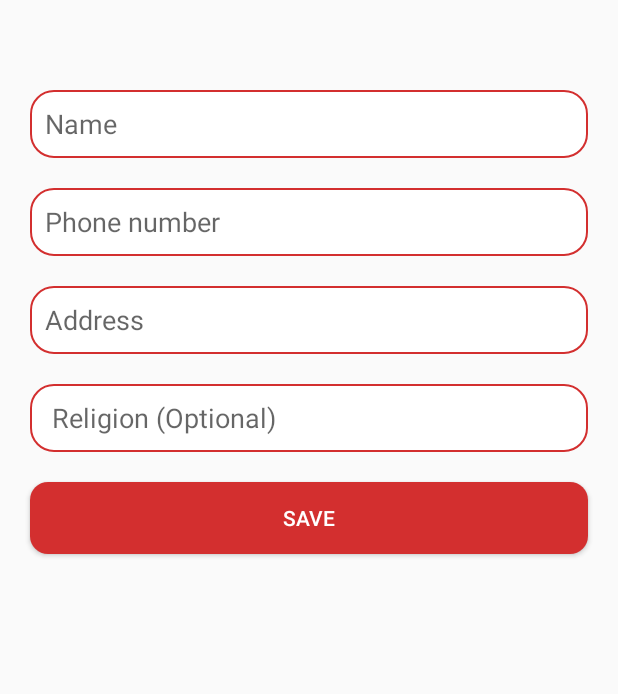
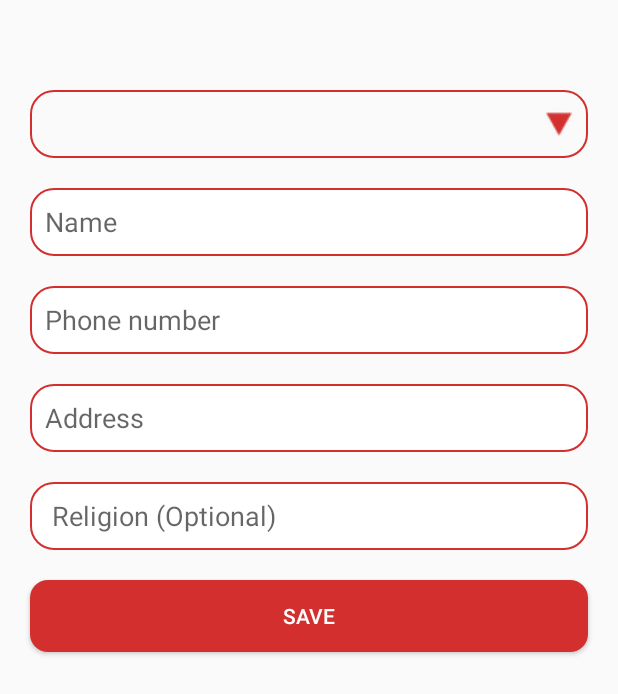
Before and after one commit to rasheedsulayman/BloodFinder, an Android app: the layout fragment_additional_details.xml on its own in the app's theme, with its tools: preview values and no code run, on a phone screen of 412 x 824 dp. Shown: the top 694 px of the screen. Run offline under Robolectric (Android 15) with nearby library versions, the phone set to English and light mode, and no system bars.

Commit message:
Add Usertype spinner to Additional information page

```diff
--- a/app/src/main/java/com/r4sh33d/iblood/additionaldetails/AdditionalDetailsPresenter.java
+++ b/app/src/main/java/com/r4sh33d/iblood/additionaldetails/AdditionalDetailsPresenter.java
@@ -50,5 +50,4 @@ public class AdditionalDetailsPresenter implements AdditionalDetailsContract.Pre
             }
         });
     }
-
 }
--- a/app/src/main/java/com/r4sh33d/iblood/emailregistration/EmailRegistrationFragment.java
+++ b/app/src/main/java/com/r4sh33d/iblood/emailregistration/EmailRegistrationFragment.java
@@ -74,7 +74,7 @@ public class EmailRegistrationFragment extends BaseFragment implements EmailRegi
         super.onViewCreated(view, savedInstanceState);
         showToolbar();
         setToolbarTitle("Register");
-        presenter = new EmailRegistrationPresenter(this, Provider.provideAuthRetrofitService(AuthService.class));
+        presenter = new EmailRegistrationPresenter(this, Provider.provideAuthRetrofitService());
     }
 
     @Override
--- a/app/src/main/java/com/r4sh33d/iblood/utils/Constants.java
+++ b/app/src/main/java/com/r4sh33d/iblood/utils/Constants.java
@@ -3,4 +3,5 @@ package com.r4sh33d.iblood.utils;
 public class Constants {
 
     public static final String PREF_KEY_ADDITIONAL_USER_DETAILS = "additional_user_details";
+    public static final String phoneNumberSuffix = "@iblood-7253a.firebaseio.com";
 }
--- /dev/null
+++ b/app/src/main/res/drawable/spinner_resource.xml
@@ -0,0 +1,20 @@
+<?xml version="1.0" encoding="utf-8"?>
+<selector xmlns:android="http://schemas.android.com/apk/res/android">
+    <item><layer-list>
+        <item><shape android:shape="rectangle">
+            <stroke android:width="1dp" android:color="@color/blood_red" />
+            <padding android:bottom="3dp" android:left="3dp" android:right="3dp" android:top="3dp" />
+            <corners
+                android:bottomRightRadius="15dp"
+                android:bottomLeftRadius="15dp"
+                android:topLeftRadius="15dp"
+                android:topRightRadius="15dp"/>
+        </shape></item>
+
+        <item ><bitmap android:gravity="right|center"
+
+            android:tint="@color/blood_red"
+            android:src="@drawable/ic_spinner" />
+        </item>
+    </layer-list></item>
+</selector>
--- a/app/src/main/res/layout/fragment_additional_details.xml
+++ b/app/src/main/res/layout/fragment_additional_details.xml
@@ -6,12 +6,23 @@
     android:orientation="vertical"
     tools:context=".additionaldetails.AdditionalDetailsFragment">
 
+
+
+    <Spinner
+        android:id="@+id/spinner"
+        android:layout_marginTop="60dp"
+        android:layout_marginRight="20dp"
+        android:layout_marginLeft="20dp"
+        android:background="@drawable/spinner_resource"
+        android:layout_width="match_parent"
+        android:layout_height="45dp"/>
+
     <EditText
         android:id="@+id/name_edit_text"
         android:hint="Name"
         android:layout_marginRight="20dp"
         android:layout_marginLeft="20dp"
-        android:layout_marginTop="60dp"
+        android:layout_marginTop="20dp"
         android:background="@drawable/rounded_edittext"
         android:layout_width="match_parent"
         android:padding="10dp"
--- a/app/src/main/res/layout/fragment_login.xml
+++ b/app/src/main/res/layout/fragment_login.xml
@@ -24,6 +24,9 @@
         android:layout_width="match_parent"
         android:text="Welcome back, Please Login below"
         android:layout_height="wrap_content" />
+
+
+
 
     <EditText
         android:id="@+id/email_edit_text"
```
Also changed, not shown: app/src/main/java/com/r4sh33d/iblood/CustomSpinnerAdapter.java (added, +83 -0 lines), app/src/main/java/com/r4sh33d/iblood/Provider.java (+4 -4 lines), app/src/main/java/com/r4sh33d/iblood/additionaldetails/AdditionalDetailsFragment.java (+17 -0 lines), app/src/main/java/com/r4sh33d/iblood/login/LoginFragment.java (+10 -2 lines), app/src/main/java/com/r4sh33d/iblood/models/UserType.java (added, +19 -0 lines), app/src/main/java/com/r4sh33d/iblood/utils/Utils.java (+12 -0 lines), app/src/main/res/drawable/ic_spinner.png (added).
